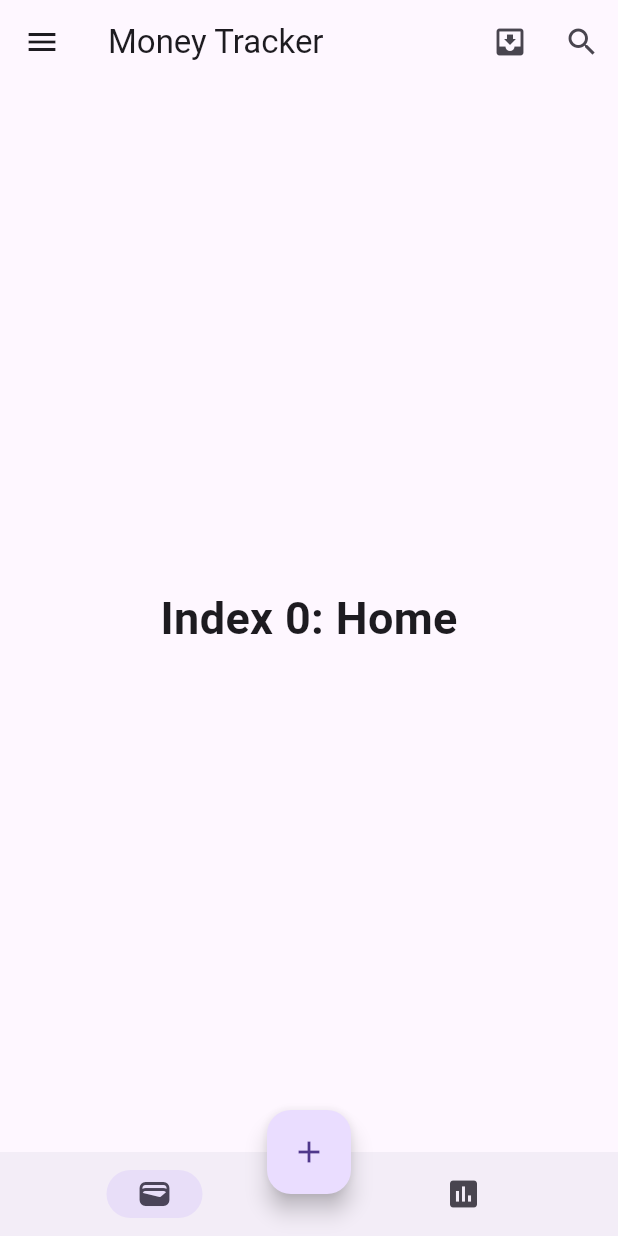
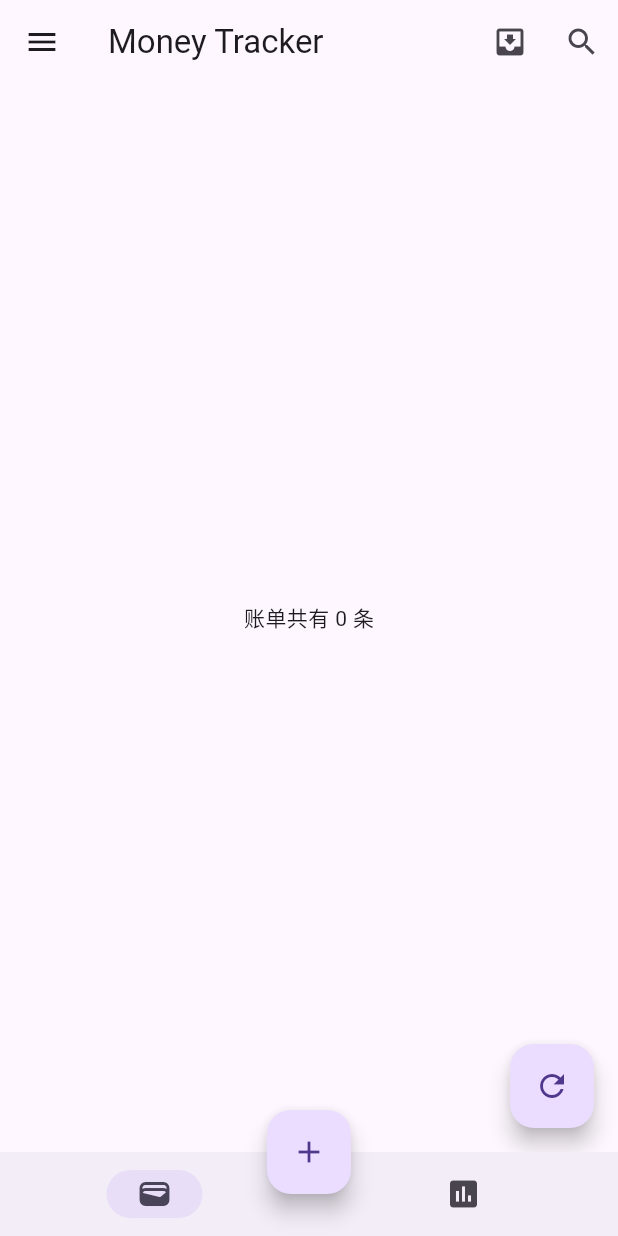
Before and after one commit to Sciroccogti/money_tracker, a Flutter app: the screen it shows after launch, on a phone screen of 412 x 824 dp. Run offline on Flutter 3.47's test engine with Material 2 defaults, Android fonts, the phone set to English and light mode, and no system bars; our stand-ins replace package_info_plus, sqflite; accounts and stored records are empty.

Commit message:
feat: SQL

```diff
--- /dev/null
+++ b/lib/database/bill.dart
@@ -0,0 +1,42 @@
+/*
+ * @file bill.dart
+ * @author Sciroccogti (scirocco_gti@yeah.net)
+ * @brief
+ * @date 2022-08-10 21:56:29
+ * @modified: 2022-08-10 21:56:39
+ */
+
+class Bill {
+  int? id; // id: id of one bill, autoincrement
+  int account; // account: default, alipay, wechat, credit card; store in INTEGER
+  int type; // type: outlay, income, refund, deposit
+  double amount; // amount: how much is the bill
+  int time; // time: unix timestamp
+  String name; // name: the name of goods and additional notes
+  String category; // category: 数码，交通，娱乐，教育，理财，餐饮，日用，通讯，运动，化妆，住房，医疗，购物，etc
+  int? originID; // originID: from imported bills, aimed at identifying refunding bills
+
+  Bill(
+    this.account,
+    this.type,
+    this.amount,
+    this.time,
+    this.name,
+    this.category, {
+    this.id, // must be null
+    this.originID,
+  });
+
+  Map<String, dynamic> toMap() {
+    return {
+      "id": id,
+      "account": account,
+      "type": type,
+      "amount": amount,
+      "time": time,
+      "name": name,
+      "category": category,
+      "originID": originID,
+    };
+  }
+}
--- a/lib/main.dart
+++ b/lib/main.dart
@@ -1,6 +1,30 @@
+/*
+ * @file main.dart
+ * @author Sciroccogti (scirocco_gti@yeah.net)
+ * @brief
+ * @date 2022-08-10 13:24:46
+ * @modified: 2022-08-10 21:48:34
+ */
+
 import 'package:flutter/material.dart';
+import 'package:money_tracker/database/bill.dart';
+import 'package:money_tracker/database/dbprovider.dart';
+import 'package:money_tracker/pages/home.dart';
+import 'package:money_tracker/pages/stats.dart';
+import 'package:money_tracker/vars.dart';
+import 'package:package_info_plus/package_info_plus.dart';
 
-void main() => runApp(const MyApp());
+void main() async {
+  WidgetsFlutterBinding.ensureInitialized();
+  PackageInfo.fromPlatform().then((PackageInfo packageInfo) {
+    appName = packageInfo.appName;
+    packageName = packageInfo.packageName;
+    appVersion = packageInfo.version;
+    // String buildNumber = packageInfo.buildNumber;
+  });
+  await DBProvider.getInstanceAndInit();
+  runApp(const MyApp());
+}
 
 class MyApp extends StatelessWidget {
   const MyApp({Key? key}) : super(key: key);
@@ -43,16 +67,15 @@ class _MyStatefulWidgetState extends State<MyStatefulWidget> {
     Navigator.of(context).pop();
   }
 
-  static const List<Widget> _widgetOptions = <Widget>[
-    Text(
-      'Index 0: Home',
-      style: optionStyle,
-    ),
-    Text(
-      'Index 1: Business',
-      style: optionStyle,
-    ),
-  ];
+  List<Widget> bodyList_ = [];
+
+  @override
+  void initState() {
+    bodyList_
+      ..add(const HomePage())
+      ..add(const StatsPage());
+    super.initState();
+  }
 
   @override
   Widget build(BuildContext context) {
@@ -60,12 +83,20 @@ class _MyStatefulWidgetState extends State<MyStatefulWidget> {
       appBar: AppBar(
         title: const Text('Money Tracker'),
         actions: [
-          IconButton(onPressed: () {}, icon: Icon(Icons.move_to_inbox)),
-          IconButton(onPressed: () {}, icon: Icon(Icons.search)),
+          IconButton(
+            onPressed: () {},
+            icon: Icon(Icons.move_to_inbox),
+            tooltip: "导入账单",
+          ),
+          IconButton(
+            onPressed: () {},
+            icon: Icon(Icons.search),
+            tooltip: "搜索账单",
+          ),
         ],
       ),
       body: Center(
-        child: _widgetOptions[_curPageIndex],
+        child: bodyList_[_curPageIndex],
       ),
       bottomNavigationBar: NavigationBar(
         onDestinationSelected: (int index) {
@@ -103,9 +134,12 @@ class _MyStatefulWidgetState extends State<MyStatefulWidget> {
         ),
       ),
       floatingActionButton: FloatingActionButton(
-        onPressed: () => setState(() {
-          _count++;
-        }),
+        onPressed: () {
+          // TODO: testing SQL
+          Bill bill = Bill(0, 0, 123.45, 123445456, "测试", "数码");
+          DBProvider provider = DBProvider.getInstance();
+          provider.insertBill(bill);
+        },
         tooltip: '记一笔',
         child: const Icon(Icons.add),
       ),
--- /dev/null
+++ b/lib/pages/home.dart
@@ -0,0 +1,46 @@
+/*
+ * @file home.dart
+ * @author Sciroccogti (scirocco_gti@yeah.net)
+ * @brief
+ * @date 2022-08-10 21:48:00
+ * @modified: 2022-08-10 21:48:20
+ */
+
+import 'package:flutter/material.dart';
+import 'package:money_tracker/database/dbprovider.dart';
+import 'package:money_tracker/vars.dart';
+
+class HomePage extends StatefulWidget {
+  const HomePage({Key? key}) : super(key: key);
+
+  @override
+  _HomePageState createState() => _HomePageState();
+}
+
+class _HomePageState extends State<HomePage> {
+  @override
+  Widget build(BuildContext context) {
+    if (!isBillsInit) {
+      _loadBills();
+      isBillsInit = true;
+    }
+    return Scaffold(
+      body: Center(
+        child: Text("账单共有 $dbLength 条"),
+      ),
+      // TODO: testing SQL
+      floatingActionButton: FloatingActionButton(
+        onPressed: () => setState(() {
+          _loadBills();
+          build(context);
+        }),
+        child: const Icon(Icons.refresh),
+      ),
+    );
+  }
+
+  void _loadBills() async {
+    DBProvider provider = DBProvider.getInstance();
+    dbLength = await provider.getLength();
+  }
+}
--- /dev/null
+++ b/lib/vars.dart
@@ -0,0 +1,15 @@
+/*
+ * @file vars.dart
+ * @author Sciroccogti (scirocco_gti@yeah.net)
+ * @brief
+ * @date 2022-08-10 22:16:26
+ * @modified: 2022-08-10 22:16:34
+ */
+
+// from ./pubspec.yaml
+String appName = "";
+String packageName = "";
+String appVersion = "";
+bool isBillsInit = false;
+
+int dbLength = 0;
--- a/pubspec.yaml
+++ b/pubspec.yaml
@@ -15,7 +15,7 @@ publish_to: 'none' # Remove this line if you wish to publish to pub.dev
 # In iOS, build-name is used as CFBundleShortVersionString while build-number used as CFBundleVersion.
 # Read more about iOS versioning at
 # https://developer.apple.com/library/archive/documentation/General/Reference/InfoPlistKeyReference/Articles/CoreFoundationKeys.html
-version: 1.0.0+1
+version: 0.0.1
 
 environment:
   sdk: ">=2.17.6 <3.0.0"
@@ -34,6 +34,8 @@ dependencies:
   # The following adds the Cupertino Icons font to your application.
   # Use with the CupertinoIcons class for iOS style icons.
   cupertino_icons: ^1.0.2
+  package_info_plus:
+  sqflite:
 
 dev_dependencies:
   flutter_test:
```
Also changed, not shown: lib/database/dbprovider.dart (added, +86 -0 lines), lib/pages/stats.dart (added, +21 -0 lines), pubspec.lock.
